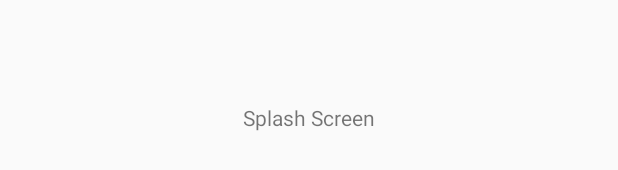
After one commit to grgrou/hoop, an Android app: the layout activity_splash_screen.xml on its own in the app's theme, with its tools: preview values and no code run, on a phone screen of 412 x 824 dp. The commit adds this screen. Shown: the part 500-670 px from the top of the screen. Run offline under Robolectric (Android 15) with nearby library versions, the phone set to English and light mode, and no system bars.

Commit message:
splash screen & sharedpreferences method

```diff
--- a/hoop_app/app/src/main/java/com/isil/grgrou/hoop_app/LoginActivity.java
+++ b/hoop_app/app/src/main/java/com/isil/grgrou/hoop_app/LoginActivity.java
@@ -2,6 +2,7 @@ package com.isil.grgrou.hoop_app;
 
 import android.app.AlertDialog;
 import android.content.Intent;
+import android.content.SharedPreferences;
 import android.support.v7.app.AppCompatActivity;
 import android.os.Bundle;
 import android.view.View;
@@ -86,6 +87,11 @@ public class LoginActivity extends AppCompatActivity {
                             user.setUsername(data.child("username").getValue().toString());
                             user.setPassword(data.child("password").getValue().toString());
 
+                            // Create new session
+                            SharedPreferences.Editor editor = getSharedPreferences(Const.USER_DEFAULTS, MODE_PRIVATE).edit();
+                            editor.putString("USERNAME", username);
+                            editor.putString("PASSWORD", password);
+                            editor.apply();
 
                             // Change Activity
                             Intent intent = new Intent(getApplicationContext(), MainActivity.class);
--- a/hoop_app/app/src/main/java/com/isil/grgrou/hoop_app/ProfileActivity.java
+++ b/hoop_app/app/src/main/java/com/isil/grgrou/hoop_app/ProfileActivity.java
@@ -1,6 +1,7 @@
 package com.isil.grgrou.hoop_app;
 
 import android.content.Intent;
+import android.content.SharedPreferences;
 import android.support.v7.app.AppCompatActivity;
 import android.os.Bundle;
 import android.view.MenuItem;
@@ -84,6 +85,11 @@ public class ProfileActivity extends AppCompatActivity {
             public boolean onMenuItemClick(MenuItem item) {
                 switch (item.getTitle().toString()) {
                     case "Cerrar sesion":
+                        SharedPreferences.Editor editor = getSharedPreferences(Const.USER_DEFAULTS, MODE_PRIVATE).edit();
+                        editor.putString("USERNAME", null);
+                        editor.putString("PASSWORD", null);
+                        editor.apply();
+
                         Intent intent = new Intent(getApplicationContext(), LoginActivity.class);
                         // Close all activities & go to Login
                         intent.addFlags(Intent.FLAG_ACTIVITY_NEW_TASK | Intent.FLAG_ACTIVITY_CLEAR_TASK);
--- a/hoop_app/app/src/main/java/com/isil/grgrou/hoop_app/util/Const.java
+++ b/hoop_app/app/src/main/java/com/isil/grgrou/hoop_app/util/Const.java
@@ -4,4 +4,6 @@ public class Const {
     public static final String USER_STORAGE_PATH = "User/";
     public static final String USER_DATABASE_PATH = "User";
     public static final int REQUEST_CODE = 1234;
+
+    public static final String USER_DEFAULTS = "UserDefaults";
 }
--- /dev/null
+++ b/hoop_app/app/src/main/res/layout/activity_splash_screen.xml
@@ -0,0 +1,15 @@
+<?xml version="1.0" encoding="utf-8"?>
+<RelativeLayout xmlns:android="http://schemas.android.com/apk/res/android"
+    xmlns:app="http://schemas.android.com/apk/res-auto"
+    xmlns:tools="http://schemas.android.com/tools"
+    android:layout_width="match_parent"
+    android:layout_height="match_parent"
+    tools:context=".SplashScreen">
+
+    <TextView
+        android:id="@+id/textView"
+        android:layout_width="wrap_content"
+        android:layout_height="wrap_content"
+        android:layout_centerInParent="true"
+        android:text="Splash Screen" />
+</RelativeLayout>
```
Also changed, not shown: hoop_app/app/src/main/AndroidManifest.xml (+8 -4 lines), hoop_app/app/src/main/java/com/isil/grgrou/hoop_app/MainActivity.java (+0 -46 lines), hoop_app/app/src/main/java/com/isil/grgrou/hoop_app/SplashScreen.java (added, +68 -0 lines).
